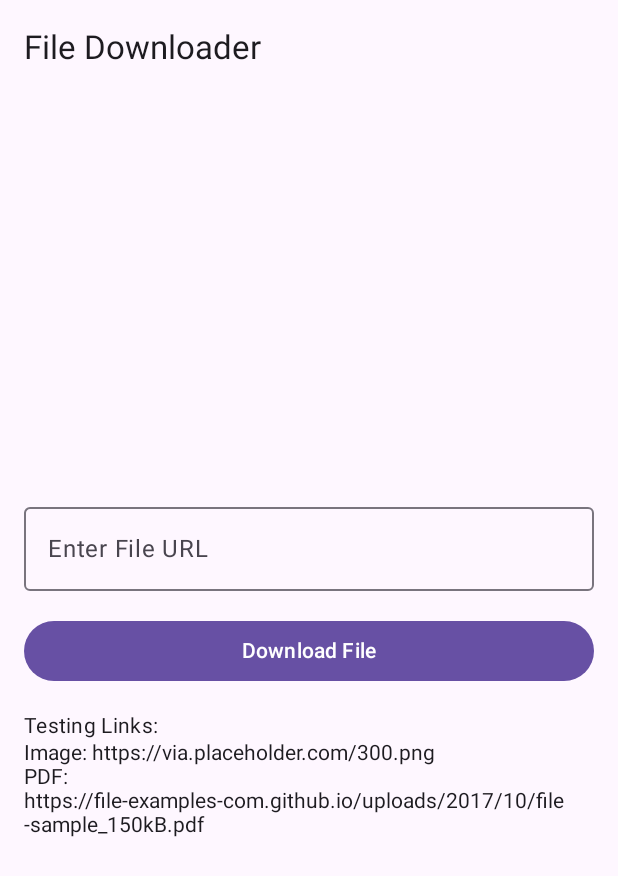
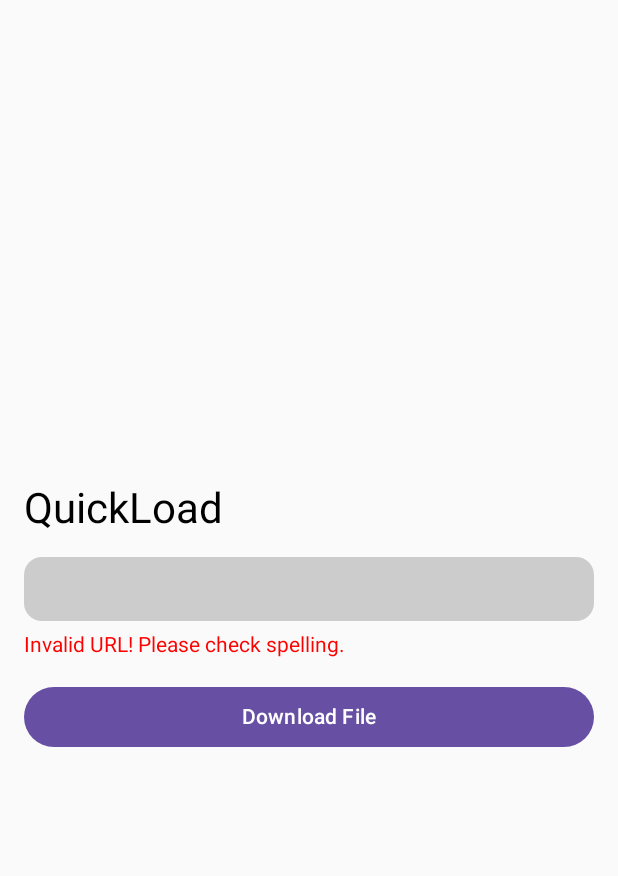
Before and after one commit to meaisha-github12/quick_Download, an Android app built with Jetpack Compose: the screen it shows after launch (MainActivity), after a tap on "Download File", on a phone screen of 412 x 824 dp. Shown: the top 876 px of the screen. Run offline under Robolectric (Android 15) with nearby library versions, the phone set to English and light mode, and no system bars.

Commit message:
Files are downloading, handling errors....

```diff
--- a/app/build.gradle.kts
+++ b/app/build.gradle.kts
@@ -59,6 +59,7 @@ dependencies {
     implementation(libs.androidx.ui.graphics)
     implementation(libs.androidx.ui.tooling.preview)
     implementation(libs.androidx.material3)
+    implementation(libs.androidx.media3.exoplayer)
     testImplementation(libs.junit)
     androidTestImplementation(libs.androidx.junit)
     androidTestImplementation(libs.androidx.espresso.core)
--- a/app/src/main/java/com/example/quickload/MainActivity.kt
+++ b/app/src/main/java/com/example/quickload/MainActivity.kt
@@ -4,35 +4,31 @@ import android.Manifest
 import android.content.pm.PackageManager
 import android.os.Build
 import android.os.Bundle
+
+import android.webkit.URLUtil.isValidUrl
 import androidx.activity.ComponentActivity
 import androidx.activity.compose.setContent
+import androidx.compose.foundation.background
+import androidx.compose.foundation.layout.*
+import androidx.compose.foundation.shape.RoundedCornerShape
+import androidx.compose.foundation.text.BasicTextField
+import androidx.compose.material3.*
+import androidx.compose.runtime.*
+import androidx.compose.ui.Modifier
+import androidx.compose.ui.graphics.Brush
+import androidx.compose.ui.graphics.Color
+import androidx.compose.ui.platform.LocalContext
+import androidx.compose.ui.text.TextStyle
+import androidx.compose.ui.text.input.TextFieldValue
+import androidx.compose.ui.unit.dp
+import androidx.compose.ui.unit.sp
 import androidx.core.app.ActivityCompat
 import androidx.core.content.ContextCompat
-import androidx.compose.foundation.layout.Arrangement
-import androidx.compose.foundation.layout.Column
-import androidx.compose.foundation.layout.Spacer
-import androidx.compose.foundation.layout.fillMaxSize
-import androidx.compose.foundation.layout.fillMaxWidth
-import androidx.compose.foundation.layout.height
-import androidx.compose.foundation.layout.padding
-import androidx.compose.material3.Button
-import androidx.compose.material3.CircularProgressIndicator
-import androidx.compose.material3.ExperimentalMaterial3Api
-import androidx.compose.material3.MaterialTheme
-import androidx.compose.material3.OutlinedTextField
-import androidx.compose.material3.Scaffold
-import androidx.compose.material3.Text
-import androidx.compose.material3.TopAppBar
-import androidx.compose.runtime.*
-import androidx.compose.ui.Modifier
-import androidx.compose.ui.platform.LocalContext
-import androidx.compose.ui.text.input.TextFieldValue
-import androidx.compose.ui.tooling.preview.Preview
-import androidx.compose.ui.unit.dp
 import kotlinx.coroutines.launch
 
+import android.util.Patterns
+
 class MainActivity : ComponentActivity() {
-
     private val STORAGE_PERMISSION_CODE = 100
 
     override fun onCreate(savedInstanceState: Bundle?) {
@@ -58,39 +54,60 @@ class MainActivity : ComponentActivity() {
     }
 }
 
-@OptIn(ExperimentalMaterial3Api::class)
 @Composable
 fun DownloaderApp() {
     var url by remember { mutableStateOf(TextFieldValue()) }
     var isDownloading by remember { mutableStateOf(false) }
+    var errorMessage by remember { mutableStateOf<String?>(null) }
     val context = LocalContext.current
     val coroutineScope = rememberCoroutineScope()
 
-    Scaffold(topBar = {
-        TopAppBar(title = { Text("File Downloader") })
-    }) { paddingValues ->
     Column(
         modifier = Modifier
             .fillMaxSize()
-                .padding(paddingValues)
             .padding(16.dp),
         verticalArrangement = Arrangement.Center
     ) {
-            OutlinedTextField(
+        Text("QuickLoad", fontSize = 28.sp, modifier = Modifier.padding(bottom = 16.dp))
+
+        // URL Input Field
+        BasicTextField(
             value = url,
-                onValueChange = { url = it },
-                label = { Text("Enter File URL") },
-                modifier = Modifier.fillMaxWidth()
+            onValueChange = {
+                url = it
+                errorMessage = null  // Reset error message when typing
+            },
+            textStyle = TextStyle(fontSize = 16.sp),
+            modifier = Modifier
+                .fillMaxWidth()
+                .background(Color.LightGray, shape = RoundedCornerShape(12.dp))
+                .padding(12.dp)
         )
+
+        // Show error message if exists
+        errorMessage?.let {
+            Text(
+                text = it,
+                color = Color.Red,
+                fontSize = 14.sp,
+                modifier = Modifier.padding(top = 8.dp)
+            )
+        }
 
         Spacer(modifier = Modifier.height(16.dp))
 
+        // Download Button
         Button(
             onClick = {
-                    if (url.text.isNotBlank()) {
+                val urlText = url.text.trim()
+                if (!isValidUrl(urlText)) {
+                    errorMessage = "Invalid URL! Please check spelling."
+                } else {
                     coroutineScope.launch {
                         isDownloading = true
-                            downloadFile(context, url.text)
+                        downloadFile(context, urlText) { error ->
+                            errorMessage = error
+                        }
                         isDownloading = false
                     }
                 }
@@ -99,22 +116,15 @@ fun DownloaderApp() {
             enabled = !isDownloading
         ) {
             if (isDownloading) {
-                    CircularProgressIndicator(modifier = Modifier.height(24.dp))
+                CircularProgressIndicator(color = Color.White)
             } else {
                 Text("Download File")
             }
         }
-
-            Spacer(modifier = Modifier.height(16.dp))
-            Text("Testing Links:", style = MaterialTheme.typography.bodyMedium)
-            Text("Image: https://via.placeholder.com/300.png")
-            Text("PDF: https://file-examples-com.github.io/uploads/2017/10/file-sample_150kB.pdf")
-        }
     }
 }
 
-@Preview(showBackground = true)
-@Composable
-fun PreviewDownloaderApp() {
-    DownloaderApp()
+
+fun isValidUrl(url: String): Boolean {
+    return Patterns.WEB_URL.matcher(url).matches()
 }
--- a/gradle/libs.versions.toml
+++ b/gradle/libs.versions.toml
@@ -8,6 +8,7 @@ espressoCore = "3.6.1"
 lifecycleRuntimeKtx = "2.8.7"
 activityCompose = "1.10.1"
 composeBom = "2024.04.01"
+media3Exoplayer = "1.5.1"
 
 [libraries]
 androidx-core-ktx = { group = "androidx.core", name = "core-ktx", version.ref = "coreKtx" }
@@ -24,6 +25,7 @@ androidx-ui-tooling-preview = { group = "androidx.compose.ui", name = "ui-toolin
 androidx-ui-test-manifest = { group = "androidx.compose.ui", name = "ui-test-manifest" }
 androidx-ui-test-junit4 = { group = "androidx.compose.ui", name = "ui-test-junit4" }
 androidx-material3 = { group = "androidx.compose.material3", name = "material3" }
+androidx-media3-exoplayer = { group = "androidx.media3", name = "media3-exoplayer", version.ref = "media3Exoplayer" }
 
 [plugins]
 android-application = { id = "com.android.application", version.ref = "agp" }
```
Also changed, not shown: app/src/main/java/com/example/quickload/Downloader.kt (+25 -28 lines), app/src/main/res/font/inter_extra_light.ttf (added), app/src/main/res/font/inter_semi_bold.ttf (added). Lines whose indentation alone changed are shown as unchanged.
